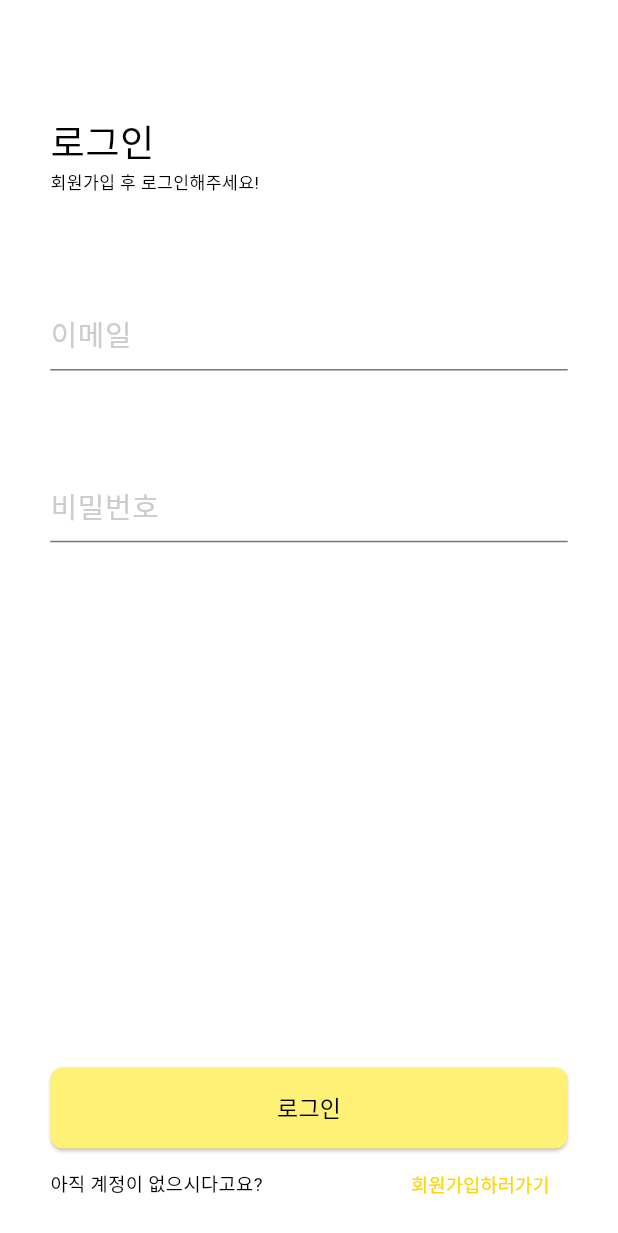
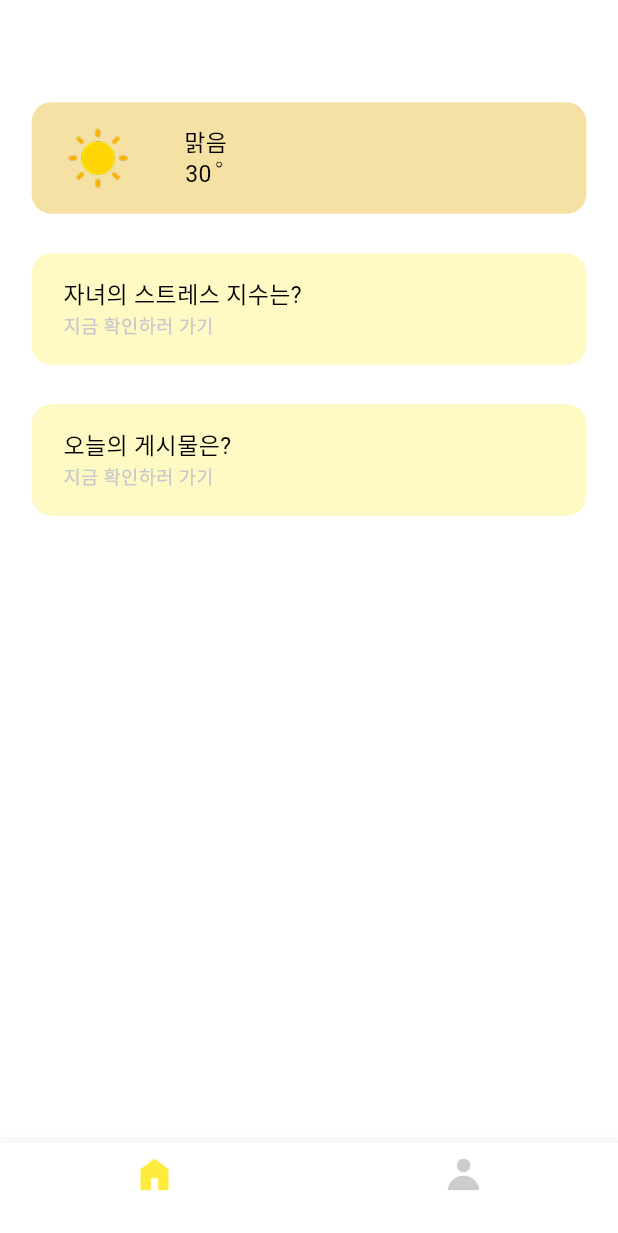
Before and after one commit to School-Comma/school-comma-Flutter, a Flutter app: the screen it shows after launch, after a tap on "로그인", on a phone screen of 412 x 824 dp. Shown: the top 1233 px of the screen. Run offline on Flutter 3.47's test engine with Material 3 defaults, Android fonts, the phone set to English and light mode, and no system bars; our stand-ins replace flutter_screenutil.

Commit message:
feat: 메인 화면 퍼블리싱

```diff
--- a/lib/common/widgets/my_tab.dart
+++ b/lib/common/widgets/my_tab.dart
@@ -2,6 +2,7 @@ import 'package:flutter/material.dart';
 import 'package:flutter_screenutil/flutter_screenutil.dart';
 import 'package:school_comma/common/components/my_images.dart';
 import 'package:school_comma/common/layout/default_layout.dart';
+import 'package:school_comma/presentaion/main/main_screen.dart';
 
 class MyTab extends StatefulWidget {
   const MyTab({super.key});
@@ -38,21 +39,28 @@ class _MyTabState extends State<MyTab> with TickerProviderStateMixin {
     return DefaultLayout(
       body: TabBarView(
         controller: tabController,
-        children: [],
+        children: const <Widget>[
+          MainScreen(),
+          Center(child: Text('mypage'),),
+        ],
       ),
       backgroundColor: Colors.white,
       bottomNavigationBar: BottomNavigationBar(
+        backgroundColor: Colors.white,
         currentIndex: currentIndex,
+        onTap: (int index) {
+          tabController.animateTo(index);
+        },
         items: [
           BottomNavigationBarItem(
             icon: currentIndex == 0
                 ? Image.asset(
-                    MyImages.home,
+                    MyImages.coloredHome,
                     width: 32.w,
                     height: 32.h,
                   )
                 : Image.asset(
-                    MyImages.coloredHome,
+                    MyImages.home,
                     width: 32.w,
                     height: 32.h,
                   ),
@@ -61,12 +69,12 @@ class _MyTabState extends State<MyTab> with TickerProviderStateMixin {
           BottomNavigationBarItem(
             icon: currentIndex == 1
                 ? Image.asset(
-                    MyImages.person,
+                    MyImages.coloredPerson,
                     width: 32.w,
                     height: 32.h,
                   )
                 : Image.asset(
-                    MyImages.coloredPerson,
+                    MyImages.person,
                     width: 32.w,
                     height: 32.h,
                   ),
--- /dev/null
+++ b/lib/presentaion/main/main_screen.dart
@@ -0,0 +1,113 @@
+import 'package:flutter/material.dart';
+import 'package:flutter_screenutil/flutter_screenutil.dart';
+import 'package:school_comma/common/components/my_colors.dart';
+import 'package:school_comma/common/components/my_images.dart';
+import 'package:school_comma/common/layout/default_layout.dart';
+import 'package:school_comma/main.dart';
+
+class MainScreen extends StatelessWidget {
+  const MainScreen({super.key});
+
+  @override
+  Widget build(BuildContext context) {
+    return DefaultLayout(
+      body: Padding(
+        padding: EdgeInsets.symmetric(horizontal: 22.w),
+        child: Column(
+          children: [
+            SizedBox(height: 78.h),
+            renderWeather(),
+            SizedBox(height: 30.h),
+            renderStress(),
+            SizedBox(height: 30.h),
+            renderPost(),
+          ],
+        ),
+      ),
+      backgroundColor: Colors.white,
+    );
+  }
+
+  Widget renderWeather() {
+    return Container(
+      decoration: BoxDecoration(
+        borderRadius: BorderRadius.circular(15.r),
+        color: MyColors.yellow11,
+      ),
+      padding: EdgeInsets.symmetric(horizontal: 21.w),
+      width: 387.w,
+      height: 85.h,
+      child: Row(
+        children: [
+          Image.asset(
+            MyImages.sun,
+            width: 50.w,
+            height: 50.h,
+          ),
+          SizedBox(width: 35.w),
+          Column(
+            mainAxisAlignment: MainAxisAlignment.center,
+            children: [
+              Text('맑음', style: TextStyle(fontSize: 16.sp, color: Colors.black),),
+              Row(
+                crossAxisAlignment: CrossAxisAlignment.start,
+                children: [
+                  Text('30', style: TextStyle(fontSize: 16.sp, color: Colors.black),),
+                  Image.asset(
+                    MyImages.dot,
+                    width: 10.w,
+                    height: 10.h,
+                  ),
+                ],
+              )
+            ],
+          )
+        ],
+      ),
+    );
+  }
+
+  Widget renderStress() {
+    return GestureDetector(
+      child: Container(
+        decoration: BoxDecoration(
+            borderRadius: BorderRadius.circular(15.r),
+            color: MyColors.yellow4
+        ),
+        padding: EdgeInsets.symmetric(horizontal: 22.w),
+        width: 387.w,
+        height: 85.h,
+        child: Column(
+          mainAxisAlignment: MainAxisAlignment.center,
+          crossAxisAlignment: CrossAxisAlignment.start,
+          children: [
+            Text('자녀의 스트레스 지수는?', style: TextStyle(fontSize: 16.sp, color: Colors.black),),
+            Text('지금 확인하러 가기', style: TextStyle(fontSize: 13.sp, color: const Color(0xffC6C8CC)),),
+          ],
+        ),
+      ),
+    );
+  }
+
+  Widget renderPost() {
+    return GestureDetector(
+      child: Container(
+        decoration: BoxDecoration(
+            borderRadius: BorderRadius.circular(15.r),
+            color: MyColors.yellow4
+        ),
+        padding: EdgeInsets.symmetric(horizontal: 22.w),
+        width: 387.w,
+        height: 85.h,
+        child: Column(
+          mainAxisAlignment: MainAxisAlignment.center,
+          crossAxisAlignment: CrossAxisAlignment.start,
+          children: [
+            Text('오늘의 게시물은?', style: TextStyle(fontSize: 16.sp, color: Colors.black),),
+            Text('지금 확인하러 가기', style: TextStyle(fontSize: 13.sp, color: const Color(0xffC6C8CC)),),
+          ],
+        ),
+      ),
+    );
+  }
+}
--- a/lib/presentaion/user/login_screen.dart
+++ b/lib/presentaion/user/login_screen.dart
@@ -2,6 +2,7 @@ import 'package:flutter/material.dart';
 import 'package:flutter_screenutil/flutter_screenutil.dart';
 import 'package:school_comma/common/components/custom_text_form_field.dart';
 import 'package:school_comma/common/layout/default_layout.dart';
+import 'package:school_comma/common/widgets/my_tab.dart';
 import 'package:school_comma/main.dart';
 import 'package:school_comma/presentaion/user/sign_up_screen.dart';
 
@@ -49,7 +50,13 @@ class LoginScreen extends StatelessWidget {
               height: 400.h,
             ),
             ElevatedButton(
-              onPressed: () {},
+              onPressed: () {
+                Navigator.of(context).push(
+                  MaterialPageRoute(
+                    builder: (_) => const MyTab(),
+                  ),
+                );
+              },
               style: ElevatedButton.styleFrom(
                 minimumSize: Size(360.w, 62.h),
                 backgroundColor: MyColors.yellow3,
@@ -78,7 +85,9 @@ class LoginScreen extends StatelessWidget {
                 TextButton(
                   onPressed: () {
                     Navigator.of(context).push(
-                      MaterialPageRoute(builder: (_) => const SignUpScreen(),),
+                      MaterialPageRoute(
+                        builder: (_) => const SignUpScreen(),
+                      ),
                     );
                   },
                   child: Text(
```
Also changed, not shown: lib/presentaion/post/post_screen.dart (added).
